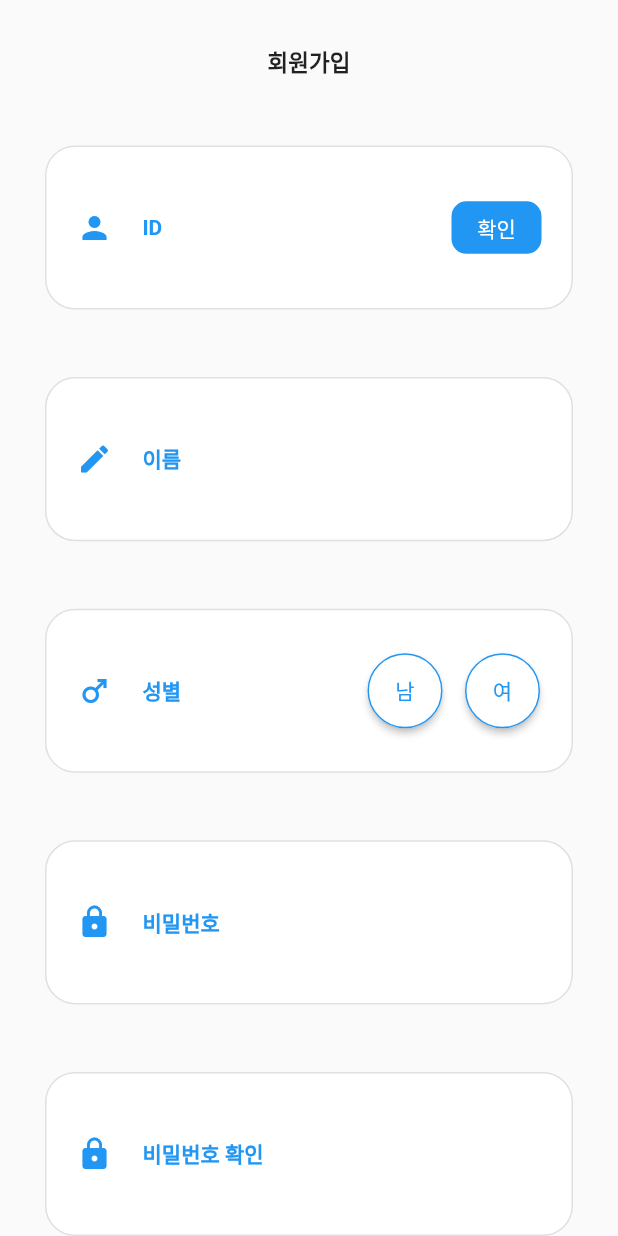
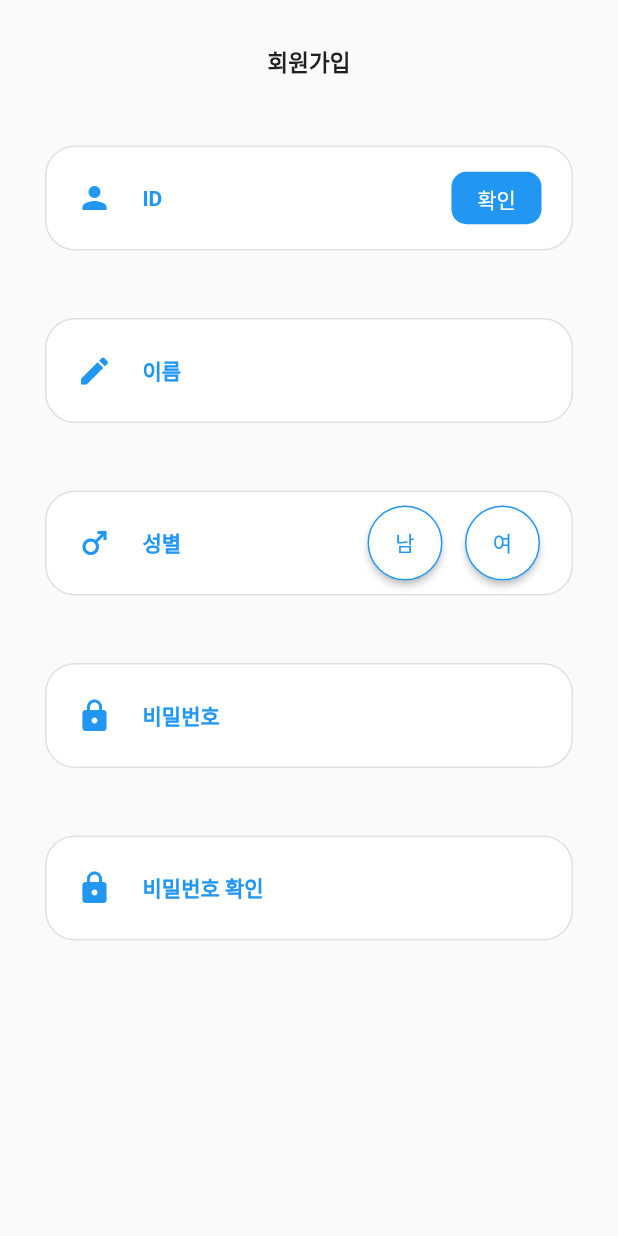
Before and after one commit to hhs0579/Dream, a Flutter app: the JoinPage screen opened by its route, on a phone screen of 412 x 824 dp. Run offline on Flutter 3.47's test engine with Material 2 defaults, Android fonts, the light colour scheme and no system bars; our stand-ins replace get, logger.

Commit message:
Update join_page.dart

```diff
--- a/dreamproject/lib/screens/starts/join_page.dart
+++ b/dreamproject/lib/screens/starts/join_page.dart
@@ -11,12 +11,13 @@ class _JoinPageState extends State<JoinPage> {
   @override
   Widget build(BuildContext context) {
     return Scaffold(
-      body: Container(
-        child: GestureDetector(
+      body: GestureDetector(
         onTap: () {
           FocusScope.of(context).unfocus();
         },
+        child: SingleChildScrollView(
           child: Column(
+            mainAxisSize: MainAxisSize.min,
             children: [
               Container(
                 margin: EdgeInsets.only(top: 30),
@@ -26,8 +27,7 @@ class _JoinPageState extends State<JoinPage> {
                 ),
               ),
               SizedBox(height: 30.0),
-              Expanded(
-                child: Container(
+              Container(
                 alignment: Alignment(0, 0),
                 height: 70,
                 margin: EdgeInsets.only(left: 30, right: 30, top: 15),
@@ -51,7 +51,7 @@ class _JoinPageState extends State<JoinPage> {
                             fontWeight: FontWeight.bold,
                           )),
                     ),
-                      Flexible(
+                    Expanded(
                       child: Container(
                         margin: EdgeInsets.only(right: 20),
                         child: TextField(
@@ -78,10 +78,8 @@ class _JoinPageState extends State<JoinPage> {
                   ],
                 ),
               ),
-              ),
               SizedBox(height: 30),
-              Expanded(
-                child: Container(
+              Container(
                 alignment: Alignment(0, 0),
                 height: 70,
                 margin: EdgeInsets.only(left: 30, right: 30, top: 15),
@@ -105,7 +103,7 @@ class _JoinPageState extends State<JoinPage> {
                             fontWeight: FontWeight.bold,
                           )),
                     ),
-                      Flexible(
+                    Expanded(
                       child: Container(
                         margin: EdgeInsets.only(right: 20),
                         child: TextField(
@@ -119,10 +117,8 @@ class _JoinPageState extends State<JoinPage> {
                   ],
                 ),
               ),
-              ),
               SizedBox(height: 30),
-              Expanded(
-                child: Container(
+              Container(
                 alignment: Alignment(0, 0),
                 height: 70,
                 margin: EdgeInsets.only(left: 30, right: 30, top: 15),
@@ -185,10 +181,8 @@ class _JoinPageState extends State<JoinPage> {
                   ],
                 ),
               ),
-              ),
               SizedBox(height: 30),
-              Expanded(
-                child: Container(
+              Container(
                 alignment: Alignment(0, 0),
                 height: 70,
                 margin: EdgeInsets.only(left: 30, right: 30, top: 15),
@@ -212,7 +206,7 @@ class _JoinPageState extends State<JoinPage> {
                             fontWeight: FontWeight.bold,
                           )),
                     ),
-                      Flexible(
+                    Expanded(
                       child: Container(
                         margin: EdgeInsets.only(right: 20),
                         child: TextField(
@@ -228,10 +222,8 @@ class _JoinPageState extends State<JoinPage> {
                   ],
                 ),
               ),
-              ),
               SizedBox(height: 30),
-              Expanded(
-                child: Container(
+              Container(
                 alignment: Alignment(0, 0),
                 height: 70,
                 margin: EdgeInsets.only(left: 30, right: 30, top: 15),
@@ -255,7 +247,7 @@ class _JoinPageState extends State<JoinPage> {
                             fontWeight: FontWeight.bold,
                           )),
                     ),
-                      Flexible(
+                    Expanded(
                       child: Container(
                         margin: EdgeInsets.only(right: 20),
                         child: TextField(
@@ -271,7 +263,6 @@ class _JoinPageState extends State<JoinPage> {
                   ],
                 ),
               ),
-              ),
             ],
           ),
         ),
```
Lines whose indentation alone changed are shown as unchanged.
